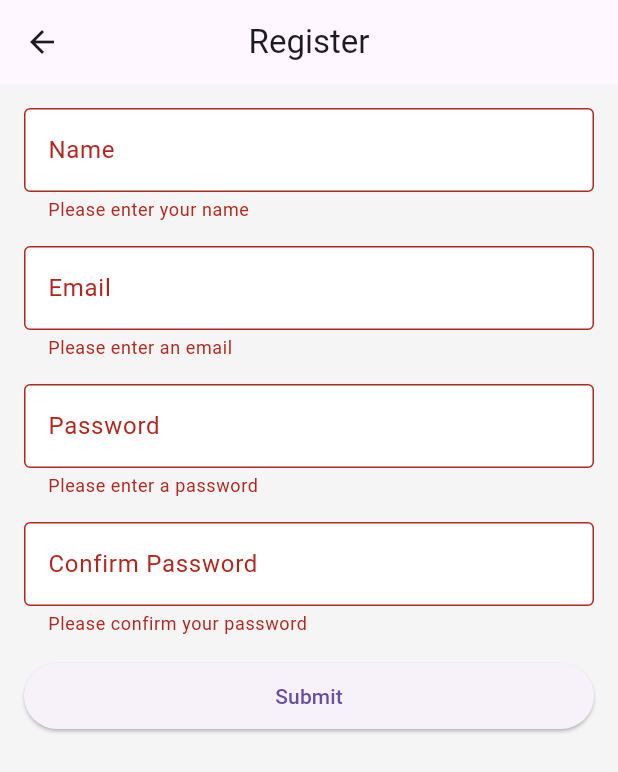
After one commit to agbtndg/PROFE8-Activity3-JewelryApp, a Flutter app: the RegistrationScreen screen opened directly, after a tap on "Submit", on a phone screen of 412 x 824 dp. The commit adds this screen. Shown: the top 772 px of the screen. Run offline on Flutter 3.47's test engine with Material 3 defaults, Android fonts, the phone set to English and light mode, and no system bars.

Commit message:
Add Instruction 6: Registration form with name, email, password, confirm password

```diff
--- a/lib/main.dart
+++ b/lib/main.dart
@@ -1,6 +1,7 @@
 import 'package:flutter/material.dart';
 import 'login_screen.dart';
 import 'customization_screen.dart';
+import 'registration_screen.dart';
 
 void main() {
   runApp(JewelForm());
@@ -66,6 +67,19 @@ class HomeScreen extends StatelessWidget {
                 );
               },
               child: Text('Customize Jewelry'),
+              style: ElevatedButton.styleFrom(
+                padding: EdgeInsets.symmetric(vertical: 12.0, horizontal: 24.0),
+              ),
+            ),
+            SizedBox(height: 16.0),
+            ElevatedButton(
+              onPressed: () {
+                Navigator.push(
+                  context,
+                  MaterialPageRoute(builder: (context) => RegistrationScreen()),
+                );
+              },
+              child: Text('Register'),
               style: ElevatedButton.styleFrom(
                 padding: EdgeInsets.symmetric(vertical: 12.0, horizontal: 24.0),
               ),
--- /dev/null
+++ b/lib/registration_screen.dart
@@ -0,0 +1,128 @@
+import 'package:flutter/material.dart';
+
+class RegistrationScreen extends StatefulWidget {
+  @override
+  _RegistrationScreenState createState() => _RegistrationScreenState();
+}
+
+class _RegistrationScreenState extends State<RegistrationScreen> {
+  final _formKey = GlobalKey<FormState>();
+  String _name = '';
+  String _email = '';
+  String _password = '';
+  String _confirmPassword = '';
+
+  @override
+  Widget build(BuildContext context) {
+    return Scaffold(
+      appBar: AppBar(
+        title: Text('Register'),
+        centerTitle: true,
+      ),
+      body: Padding(
+        padding: EdgeInsets.all(16.0),
+        child: Form(
+          key: _formKey,
+          child: Column(
+            crossAxisAlignment: CrossAxisAlignment.stretch,
+            children: [
+              TextFormField(
+                decoration: InputDecoration(
+                  labelText: 'Name',
+                  border: OutlineInputBorder(),
+                  filled: true,
+                  fillColor: Colors.white,
+                ),
+                onSaved: (value) {
+                  _name = value ?? '';
+                },
+                validator: (value) {
+                  if (value == null || value.isEmpty) {
+                    return 'Please enter your name';
+                  }
+                  return null;
+                },
+              ),
+              SizedBox(height: 16.0),
+              TextFormField(
+                decoration: InputDecoration(
+                  labelText: 'Email',
+                  border: OutlineInputBorder(),
+                  filled: true,
+                  fillColor: Colors.white,
+                ),
+                keyboardType: TextInputType.emailAddress,
+                onSaved: (value) {
+                  _email = value ?? '';
+                },
+                validator: (value) {
+                  if (value == null || value.isEmpty) {
+                    return 'Please enter an email';
+                  } else if (!value.contains('@')) {
+                    return 'Email must contain "@"';
+                  }
+                  return null;
+                },
+              ),
+              SizedBox(height: 16.0),
+              TextFormField(
+                decoration: InputDecoration(
+                  labelText: 'Password',
+                  border: OutlineInputBorder(),
+                  filled: true,
+                  fillColor: Colors.white,
+                ),
+                obscureText: true,
+                onSaved: (value) {
+                  _password = value ?? '';
+                },
+                validator: (value) {
+                  if (value == null || value.isEmpty) {
+                    return 'Please enter a password';
+                  }
+                  return null;
+                },
+              ),
+              SizedBox(height: 16.0),
+              TextFormField(
+                decoration: InputDecoration(
+                  labelText: 'Confirm Password',
+                  border: OutlineInputBorder(),
+                  filled: true,
+                  fillColor: Colors.white,
+                ),
+                obscureText: true,
+                onSaved: (value) {
+                  _confirmPassword = value ?? '';
+                },
+                validator: (value) {
+                  if (value == null || value.isEmpty) {
+                    return 'Please confirm your password';
+                  } else if (value != _password) {
+                    return 'Passwords do not match';
+                  }
+                  return null;
+                },
+              ),
+              SizedBox(height: 16.0),
+              ElevatedButton(
+                onPressed: () {
+                  if (_formKey.currentState!.validate()) {
+                    _formKey.currentState!.save();
+                    ScaffoldMessenger.of(context).showSnackBar(
+                      SnackBar(content: Text('Registered: $_name, $_email')),
+                    );
+                  }
+                },
+                child: Text('Submit'),
+                style: ElevatedButton.styleFrom(
+                  padding: EdgeInsets.symmetric(vertical: 12.0),
+                ),
+              ),
+            ],
+          ),
+        ),
+      ),
+    );
+  }
+}
```
